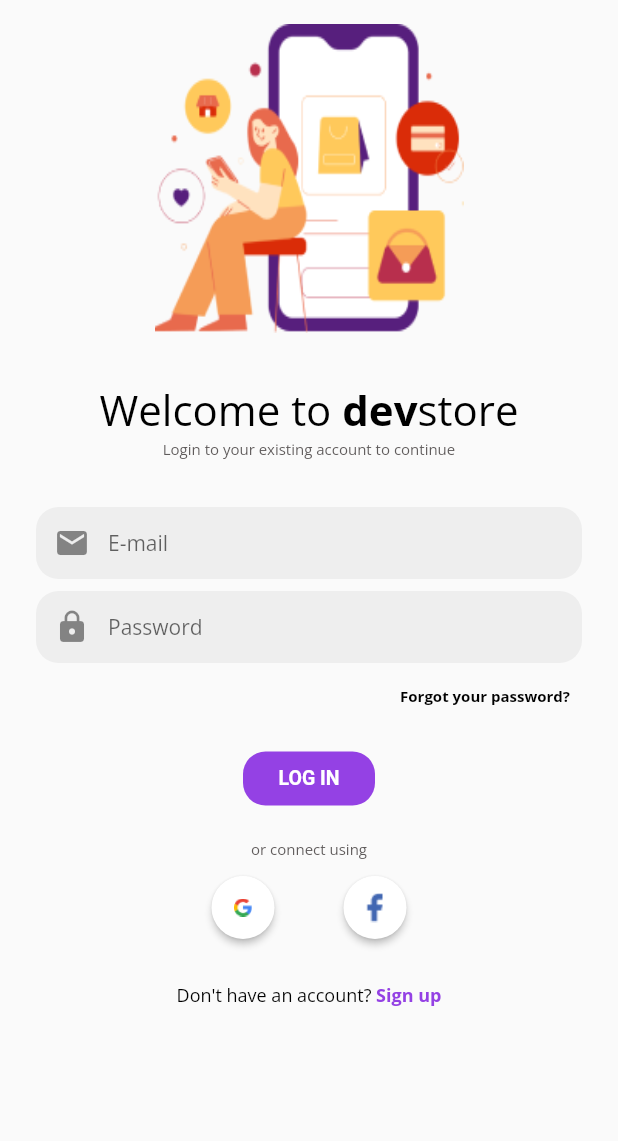
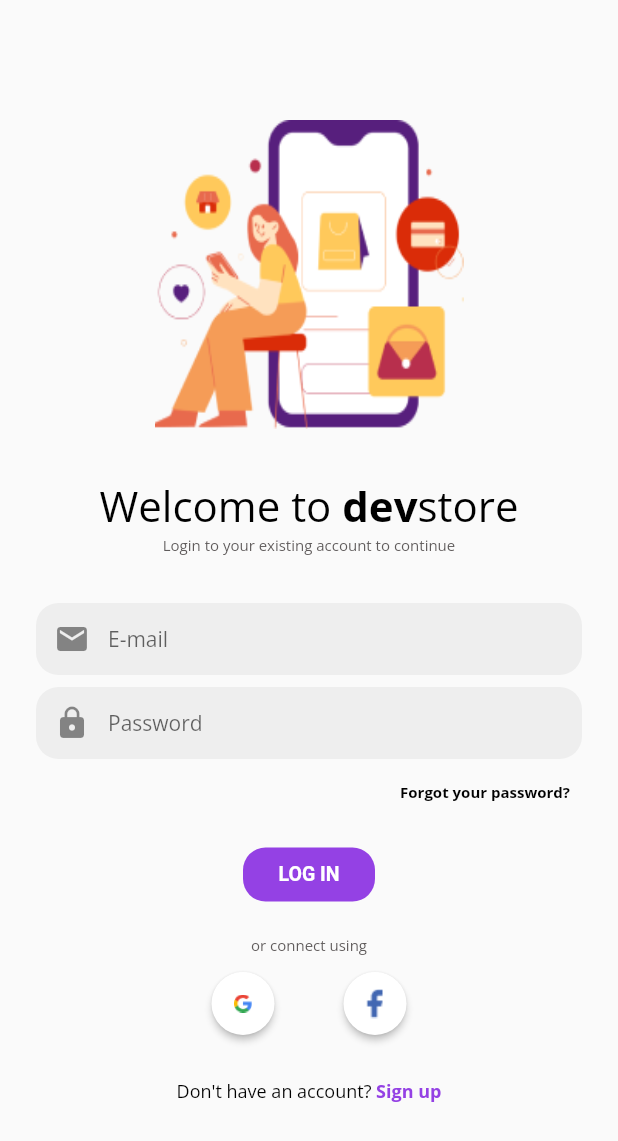
Before and after one commit to berketuranlioglu/devstore_project, a Flutter app: the LoginPage screen opened by its route, on a phone screen of 412 x 824 dp. Shown: the top 1141 px of the screen. Run offline on Flutter 3.47's test engine with Material 2 defaults, Android fonts, the phone set to English and light mode, and no system bars; our stand-ins replace email_validator, firebase_analytics, firebase_auth, firebase_core, google_fonts, shared_preferences; accounts and stored records are empty.

Commit message:
login.dart re-centered

```diff
--- a/lib/routes/login.dart
+++ b/lib/routes/login.dart
@@ -36,6 +36,9 @@ class _LoginPageState extends State<LoginPage> {
             mainAxisAlignment: MainAxisAlignment.center,
             crossAxisAlignment: CrossAxisAlignment.center,
             children: [
+              const SizedBox(
+                height: 64.0,
+              ),
               Padding(
                 padding: const EdgeInsets.all(16.0),
                 child: SizedBox(
```
